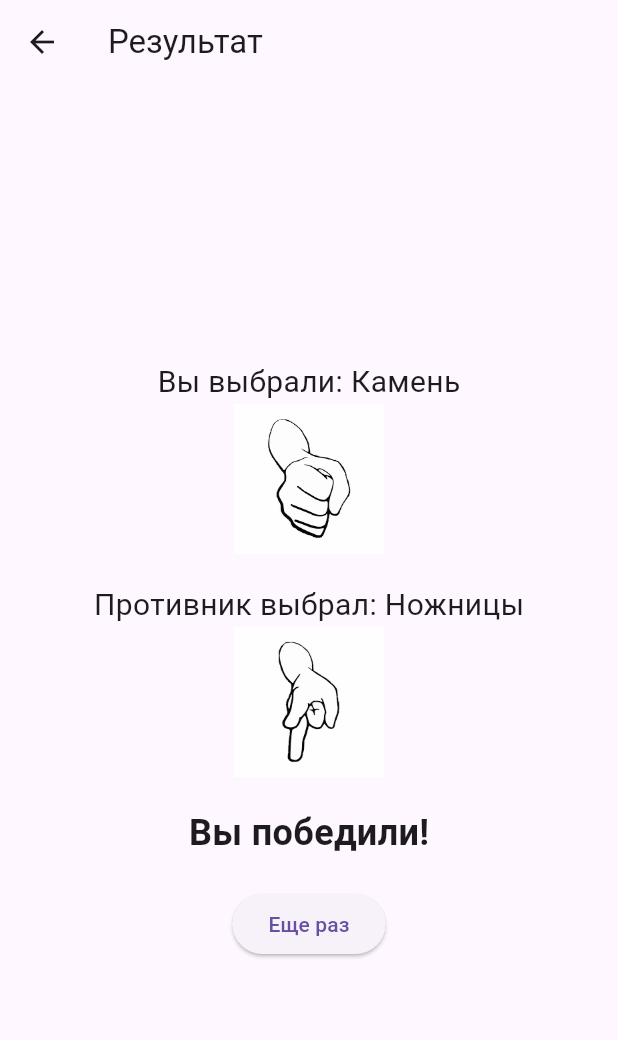
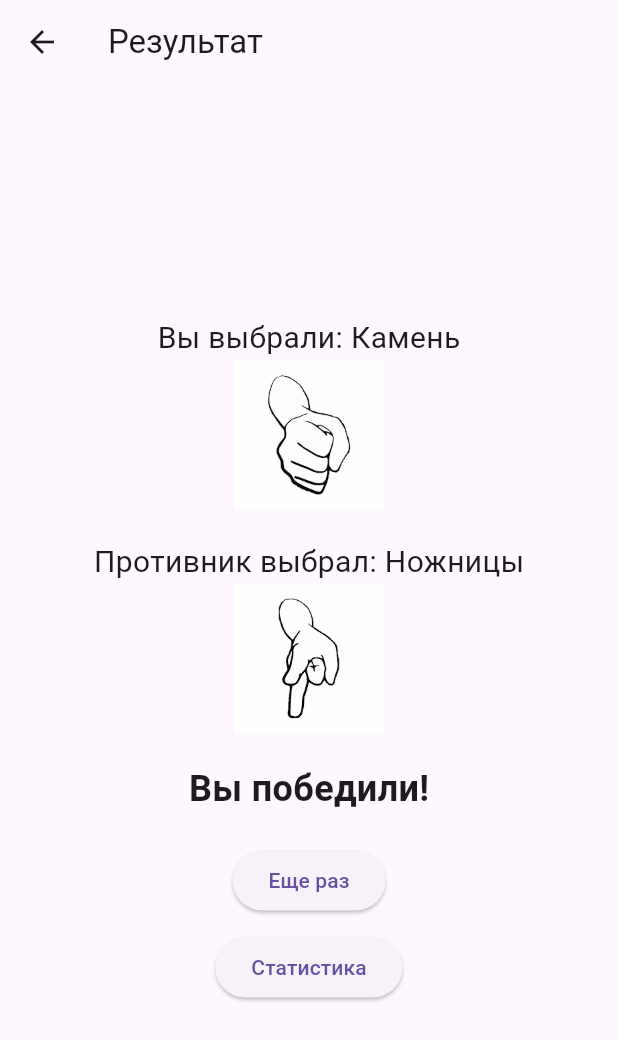
Before and after one commit to ruslanflutterdev/game_of_sulif, a Flutter app: the screen it shows after launch, after a tap on "Камень", on a phone screen of 412 x 824 dp. Shown: the top 1040 px of the screen. Run offline on Flutter 3.47's test engine with Material 3 defaults, Android fonts, the phone set to English and light mode, and no system bars.

Commit message:
создаем модель для хранения статистики, обновляем экран результата, создаем экран статистики, обновляем home_screen, обновляем main для инициализации статистики

```diff
--- a/lib/main.dart
+++ b/lib/main.dart
@@ -1,5 +1,6 @@
 import 'package:flutter/material.dart';
 import 'package:game_of_sulif/screens/home_screen.dart';
+import 'models/game_stats.dart';
 
 void main() {
   runApp(const MyApp());
@@ -8,15 +9,12 @@ void main() {
 class MyApp extends StatelessWidget {
   const MyApp({super.key});
 
-
   @override
   Widget build(BuildContext context) {
     return MaterialApp(
       title: 'Камень-Ножницы-Бумага',
-      theme: ThemeData(
-        primarySwatch: Colors.blue,
-      ),
-      home: const HomeScreen(),
+      theme: ThemeData(primarySwatch: Colors.blue),
+      home: HomeScreen(gameStats: GameStats()),
     );
   }
 }
--- a/lib/models/choice.dart
+++ b/lib/models/choice.dart
@@ -3,7 +3,6 @@ class Choice {
   final String imagePath;
 
   Choice({required this.name, required this.imagePath});
-
 }
 
 final List<Choice> choices = [
--- /dev/null
+++ b/lib/models/game_stats.dart
@@ -0,0 +1,17 @@
+class GameStats {
+  int wins;
+  int losses;
+  int draws;
+
+  GameStats({this.wins = 0, this.losses = 0, this.draws = 0});
+
+  void updateStats(String result) {
+    if (result == 'Вы победили!') {
+      wins++;
+    } else if (result == 'Вы проиграли!') {
+      losses++;
+    } else {
+      draws++;
+    }
+  }
+}
--- a/lib/screens/home_screen.dart
+++ b/lib/screens/home_screen.dart
@@ -1,16 +1,21 @@
 import 'package:flutter/material.dart';
-import 'package:game_of_sulif/models/choice.dart';
-import 'package:game_of_sulif/screens/result_screen.dart';
+import '../models/choice.dart';
+import 'result_screen.dart';
 import '../widgets/choice_button.dart';
+import '../models/game_stats.dart';
 
 class HomeScreen extends StatelessWidget {
-  const HomeScreen({super.key});
+  final GameStats gameStats;
+
+  const HomeScreen({super.key, required this.gameStats});
 
   void _onChoiceSelected(BuildContext context, Choice playerChoice) {
     Navigator.push(
       context,
       MaterialPageRoute(
-        builder: (context) => ResultScreen(playerChoice: playerChoice),
+        builder:
+            (context) =>
+                ResultScreen(playerChoice: playerChoice, gameStats: gameStats),
       ),
     );
   }
@@ -18,7 +23,7 @@ class HomeScreen extends StatelessWidget {
   @override
   Widget build(BuildContext context) {
     return Scaffold(
-      appBar: AppBar(title: const Text('Камень-Ножницы-Бумага')),
+      appBar: AppBar(title: Text('Камень-Ножницы-Бумага')),
       body: Center(
         child: Column(
           mainAxisAlignment: MainAxisAlignment.center,
--- a/lib/screens/result_screen.dart
+++ b/lib/screens/result_screen.dart
@@ -1,12 +1,20 @@
 import 'package:flutter/material.dart';
 import 'dart:math';
 import 'package:game_of_sulif/models/choice.dart';
+import 'package:game_of_sulif/models/game_stats.dart';
 import 'package:game_of_sulif/screens/home_screen.dart';
+
+import 'stats_screen.dart';
 
 class ResultScreen extends StatelessWidget {
   final Choice playerChoice;
+  final GameStats gameStats;
 
-  const ResultScreen({super.key, required this.playerChoice});
+  const ResultScreen({
+    super.key,
+    required this.playerChoice,
+    required this.gameStats,
+  });
 
   @override
   Widget build(BuildContext context) {
@@ -24,38 +32,53 @@ class ResultScreen extends StatelessWidget {
     } else {
       result = "Вы проиграли!";
     }
+    gameStats.updateStats(result);
 
     return Scaffold(
-      appBar: AppBar(title: const Text("Результат")),
+      appBar: AppBar(title: Text("Результат")),
       body: Center(
         child: Column(
           mainAxisAlignment: MainAxisAlignment.center,
           children: [
             Text(
               "Вы выбрали: ${playerChoice.name}",
-              style: const TextStyle(fontSize: 20),
+              style: TextStyle(fontSize: 20),
             ),
             Image.asset(playerChoice.imagePath, width: 100),
-            const SizedBox(height: 20),
+            SizedBox(height: 20),
             Text(
               "Противник выбрал: ${opponentChoice.name}",
-              style: const TextStyle(fontSize: 20),
+              style: TextStyle(fontSize: 20),
             ),
             Image.asset(opponentChoice.imagePath, width: 100),
-            const SizedBox(height: 20),
+            SizedBox(height: 20),
             Text(
               result,
-              style: const TextStyle(fontSize: 24, fontWeight: FontWeight.bold),
+              style: TextStyle(fontSize: 24, fontWeight: FontWeight.bold),
             ),
-            const SizedBox(height: 20),
+            SizedBox(height: 20),
             ElevatedButton(
               onPressed: () {
                 Navigator.pushReplacement(
                   context,
-                  MaterialPageRoute(builder: (context) => const HomeScreen()),
+                  MaterialPageRoute(
+                    builder: (context) => HomeScreen(gameStats: gameStats),
+                  ),
                 );
               },
-              child: const Text("Еще раз"),
+              child: Text("Еще раз"),
+            ),
+            SizedBox(height: 10),
+            ElevatedButton(
+              onPressed: () {
+                Navigator.push(
+                  context,
+                  MaterialPageRoute(
+                    builder: (context) => StatsScreen(gameStats: gameStats),
+                  ),
+                );
+              },
+              child: Text('Статистика'),
             ),
           ],
         ),
```
Also changed, not shown: lib/screens/stats_screen.dart (added, +38 -0 lines), 1 other file.
